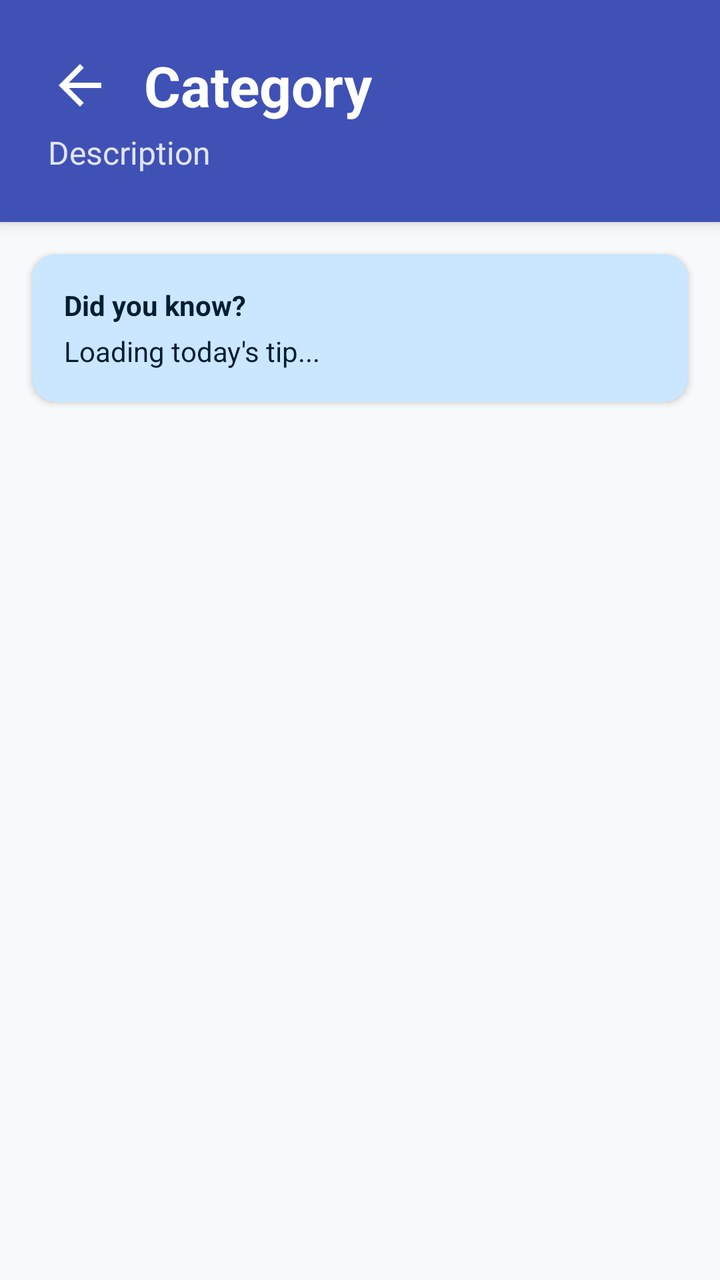
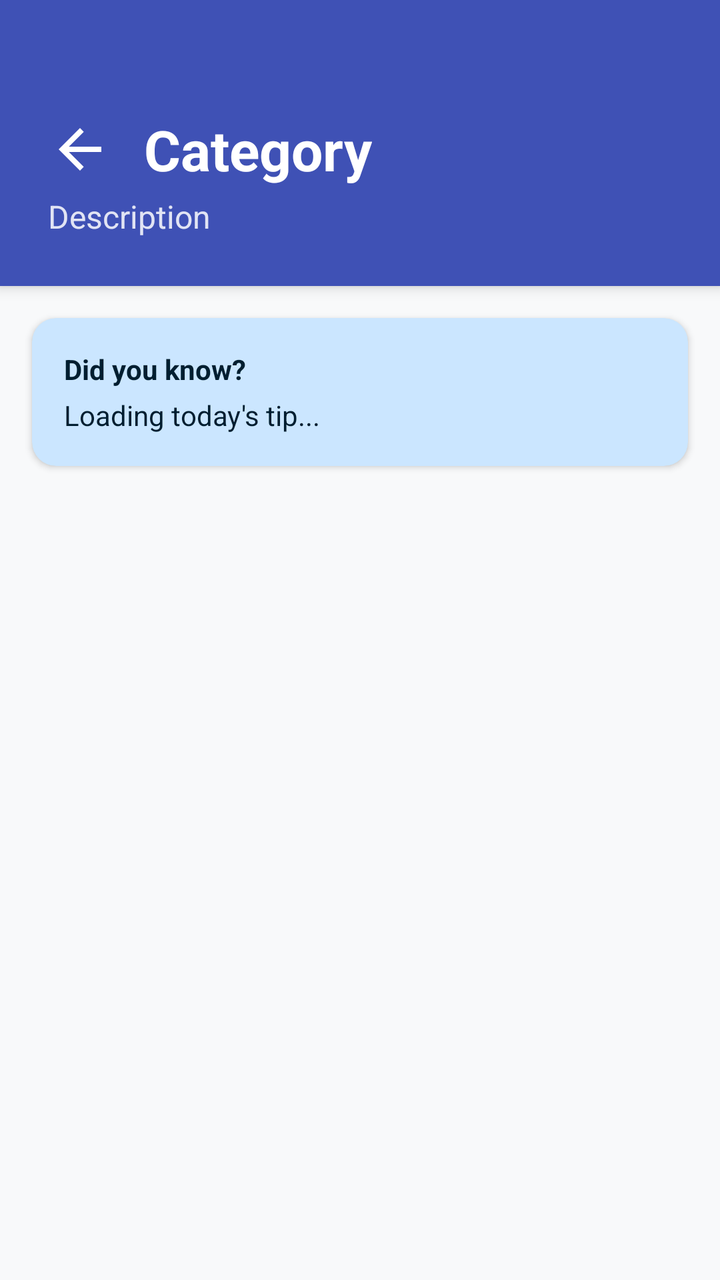

Two renders of the same Android screen: before a commit and after it. Below are the layout's source before the change and the commit's diff.
<!-- AndroidManifest.xml: activity theme Theme.CMP2004TermProject.NoActionBar -->
<!-- res/layout/activity_category_detail.xml -->
<?xml version="1.0" encoding="utf-8"?>
<LinearLayout xmlns:android="http://schemas.android.com/apk/res/android"
    xmlns:app="http://schemas.android.com/apk/res-auto"
    android:layout_width="match_parent"
    android:layout_height="match_parent"
    android:orientation="vertical"
    android:fitsSystemWindows="true"
    android:background="@color/md_theme_light_background">

    <LinearLayout
        android:layout_width="match_parent"
        android:layout_height="wrap_content"
        android:orientation="vertical"
        android:padding="24dp"
        android:background="@color/md_theme_light_primary"
        android:elevation="4dp">

        <LinearLayout
            android:layout_width="match_parent"
            android:layout_height="wrap_content"
            android:orientation="horizontal"
            android:gravity="center_vertical">
            
            <ImageView
                android:id="@+id/btnBack"
                android:layout_width="32dp"
                android:layout_height="32dp"
                android:src="@drawable/ic_back"
                app:tint="@color/md_theme_light_onPrimary"
                android:background="?attr/selectableItemBackgroundBorderless"
                android:layout_marginEnd="16dp"
                android:clickable="true"
                android:focusable="true"
                android:contentDescription="Back" />

            <TextView
                android:id="@+id/tvCategoryName"
                android:layout_width="wrap_content"
                android:layout_height="wrap_content"
                android:text="Category"
                android:textSize="28sp"
                android:textStyle="bold"
                android:textColor="@color/md_theme_light_onPrimary" />
        </LinearLayout>

        <TextView
            android:id="@+id/tvCategoryDesc"
            android:layout_width="wrap_content"
            android:layout_height="wrap_content"
            android:text="Description"
            android:textSize="16sp"
            android:textColor="@color/md_theme_light_onPrimary"
            android:alpha="0.85"
            android:layout_marginTop="4dp" />
    </LinearLayout>

    <androidx.cardview.widget.CardView
        android:id="@+id/cvTipOfTheDay"
        android:layout_width="match_parent"
        android:layout_height="wrap_content"
        android:layout_margin="16dp"
        app:cardCornerRadius="12dp"
        app:cardElevation="2dp"
        app:cardBackgroundColor="@color/md_theme_light_secondaryContainer">
        
        <LinearLayout
            android:layout_width="match_parent"
            android:layout_height="wrap_content"
            android:orientation="vertical"
            android:padding="16dp">
            
            <TextView
                android:layout_width="wrap_content"
                android:layout_height="wrap_content"
                android:text="Did you know?"
                android:textStyle="bold"
                android:textSize="14sp"
                android:textColor="@color/md_theme_light_onSecondaryContainer" />
                
            <TextView
                android:id="@+id/tvTipText"
                android:layout_width="match_parent"
                android:layout_height="wrap_content"
                android:text="Loading today's tip..."
                android:textSize="14sp"
                android:layout_marginTop="4dp"
                android:textColor="@color/md_theme_light_onSecondaryContainer" />
        </LinearLayout>
    </androidx.cardview.widget.CardView>

    <androidx.recyclerview.widget.RecyclerView
        android:id="@+id/recyclerView"
        android:layout_width="match_parent"
        android:layout_height="match_parent"
        android:paddingHorizontal="16dp"
        android:paddingBottom="16dp"
        android:clipToPadding="false"
        android:layoutAnimation="@anim/layout_animation_fall_down" />

</LinearLayout>
<!-- resources referenced by this layout -->
<resources>
  <color name="md_theme_light_background">#F8F9FA</color>
  <color name="md_theme_light_onPrimary">#FFFFFF</color>
  <color name="md_theme_light_onSecondaryContainer">#001E30</color>
  <color name="md_theme_light_primary">#3F51B5</color>
  <color name="md_theme_light_secondaryContainer">#CBE6FF</color>
  <!-- drawable ic_back (drawable) -->
  <vector xmlns:android="http://schemas.android.com/apk/res/android"
      android:width="24dp"
      android:height="24dp"
      android:viewportWidth="24"
      android:viewportHeight="24">
    <path
        android:fillColor="#FF000000"
        android:pathData="M20,11H7.83l5.59,-5.59L12,4l-8,8 8,8 1.41,-1.41L7.83,13H20v-2z"/>
  </vector>
  <style name="Theme.CMP2004TermProject.NoActionBar" parent="Theme.CMP2004TermProject">
          <item name="windowActionBar">false</item>
          <item name="windowNoTitle">true</item>
          <item name="android:windowEnterAnimation">@anim/slide_in_right</item>
          <item name="android:windowExitAnimation">@anim/slide_out_left</item>
      </style>
  <style name="Theme.CMP2004TermProject" parent="Theme.Material3.DayNight">
          
          <item name="colorPrimary">@color/md_theme_light_primary</item>
          <item name="colorOnPrimary">@color/md_theme_light_onPrimary</item>
          <item name="colorPrimaryContainer">@color/md_theme_light_primaryContainer</item>
          <item name="colorOnPrimaryContainer">@color/md_theme_light_onPrimaryContainer</item>
          
          <item name="colorSecondary">@color/md_theme_light_secondary</item>
          <item name="colorOnSecondary">@color/md_theme_light_onSecondary</item>
          <item name="colorSecondaryContainer">@color/md_theme_light_secondaryContainer</item>
          <item name="colorOnSecondaryContainer">@color/md_theme_light_onSecondaryContainer</item>
          
          <item name="android:colorBackground">@color/md_theme_light_background</item>
          <item name="colorSurface">@color/md_theme_light_surface</item>
          <item name="colorOnSurface">@color/md_theme_light_onSurface</item>
          
          <item name="android:statusBarColor">@color/md_theme_light_primary</item>
          <item name="android:windowBackground">@color/md_theme_light_background</item>
      </style>
  <color name="md_theme_light_primaryContainer">#E0E8F9</color>
  <color name="md_theme_light_onPrimaryContainer">#0B1B60</color>
  <color name="md_theme_light_secondary">#039BE5</color>
  <color name="md_theme_light_onSecondary">#FFFFFF</color>
  <color name="md_theme_light_surface">#FFFFFF</color>
  <color name="md_theme_light_onSurface">#1A1C1E</color>
</resources>

<!-- the commit's change to res/layout/activity_category_detail.xml (unified diff, before → after) -->
@@ -11,7 +11,10 @@
         android:layout_width="match_parent"
         android:layout_height="wrap_content"
         android:orientation="vertical"
-        android:padding="24dp"
+        android:paddingStart="24dp"
+        android:paddingEnd="24dp"
+        android:paddingBottom="24dp"
+        android:paddingTop="56dp"
         android:background="@color/md_theme_light_primary"
         android:elevation="4dp">
 
